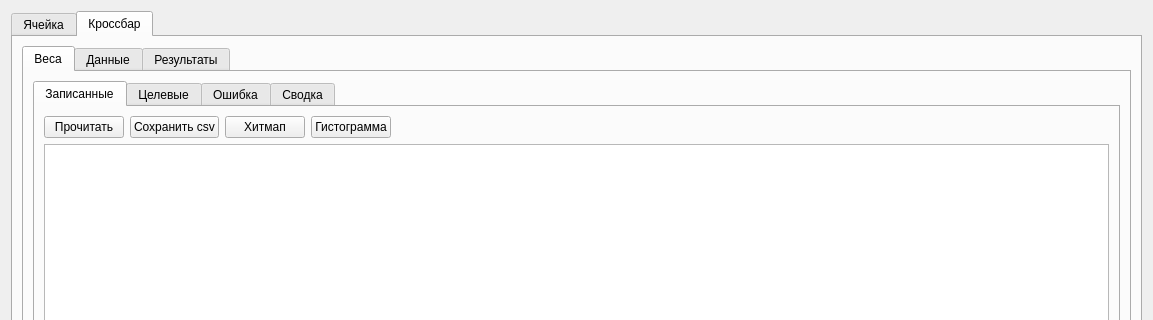
The window that gui/uies/math.ui (neurocomputer/MemriBoard) describes before a commit, drawn with Qt 5; both pictures show x 0 to 1153 and y 0 to 320 of the 1153 by 555 pixel window.
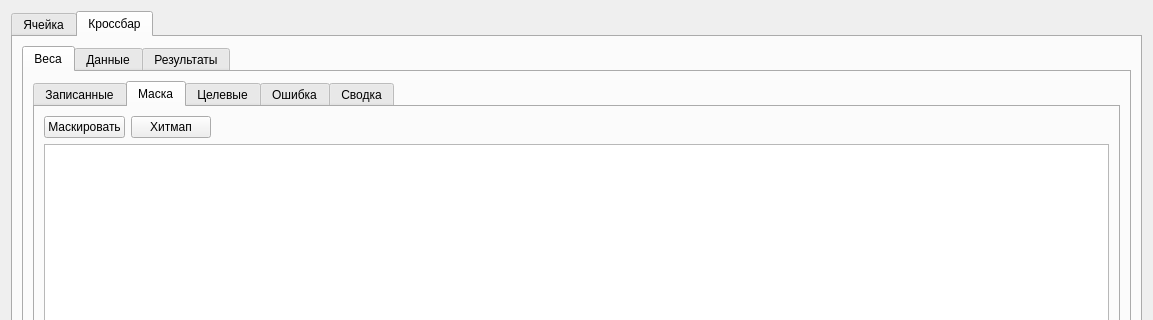
The same window after the commit. The open tabs and pages were chosen to show the change.

The edit to the form file:
```diff
--- a/gui/uies/math.ui
+++ b/gui/uies/math.ui
@@ -271,7 +271,7 @@
            <item>
             <widget class="QTabWidget" name="tabWidget_2">
              <property name="currentIndex">
-              <number>0</number>
+              <number>1</number>
              </property>
              <widget class="QWidget" name="tab_6">
               <attribute name="title">
@@ -328,6 +328,51 @@
                </item>
               </layout>
              </widget>
+             <widget class="QWidget" name="tab_18">
+              <attribute name="title">
+               <string>Маска</string>
+              </attribute>
+              <layout class="QVBoxLayout" name="verticalLayout_25">
+               <item>
+                <layout class="QVBoxLayout" name="verticalLayout_24">
+                 <item>
+                  <layout class="QHBoxLayout" name="horizontalLayout_12">
+                   <item>
+                    <widget class="QPushButton" name="button_masking">
+                     <property name="text">
+                      <string>Маскировать</string>
+                     </property>
+                    </widget>
+                   </item>
+                   <item>
+                    <widget class="QPushButton" name="button_heatmap_mask_weights_matrix">
+                     <property name="text">
+                      <string>Хитмап</string>
+                     </property>
+                    </widget>
+                   </item>
+                   <item>
+                    <spacer name="horizontalSpacer_11">
+                     <property name="orientation">
+                      <enum>Qt::Horizontal</enum>
+                     </property>
+                     <property name="sizeHint" stdset="0">
+                      <size>
+                       <width>40</width>
+                       <height>20</height>
+                      </size>
+                     </property>
+                    </spacer>
+                   </item>
+                  </layout>
+                 </item>
+                 <item>
+                  <widget class="QTableWidget" name="table_mask"/>
+                 </item>
+                </layout>
+               </item>
+              </layout>
+             </widget>
              <widget class="QWidget" name="tab_5">
               <attribute name="title">
                <string>Целевые</string>
```
